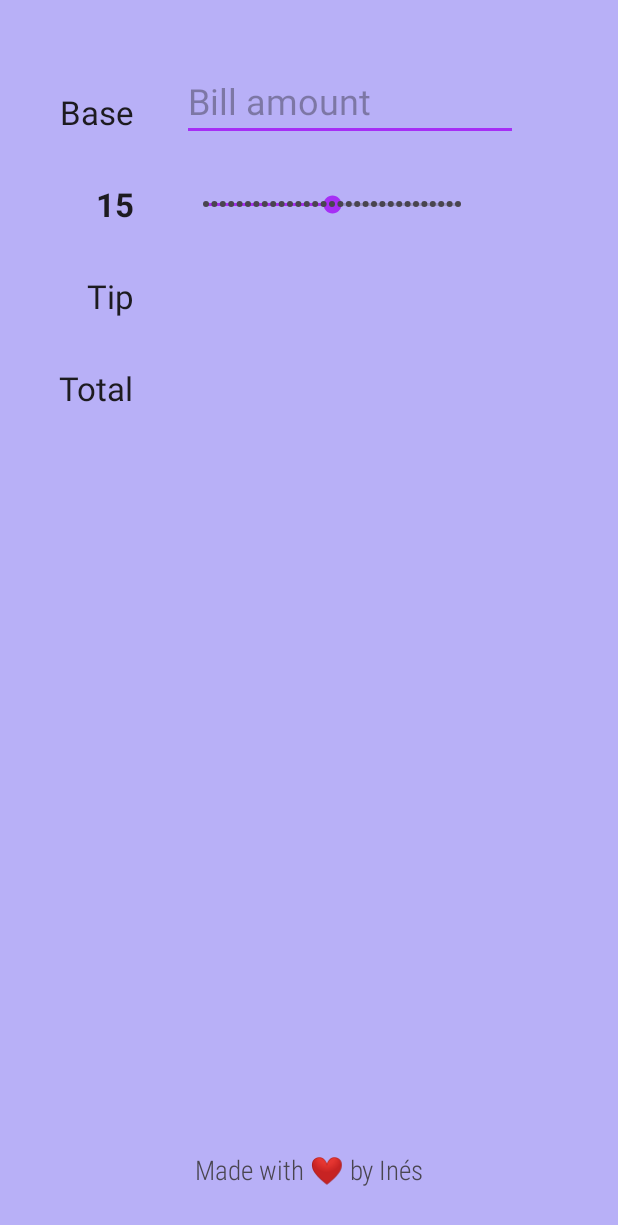
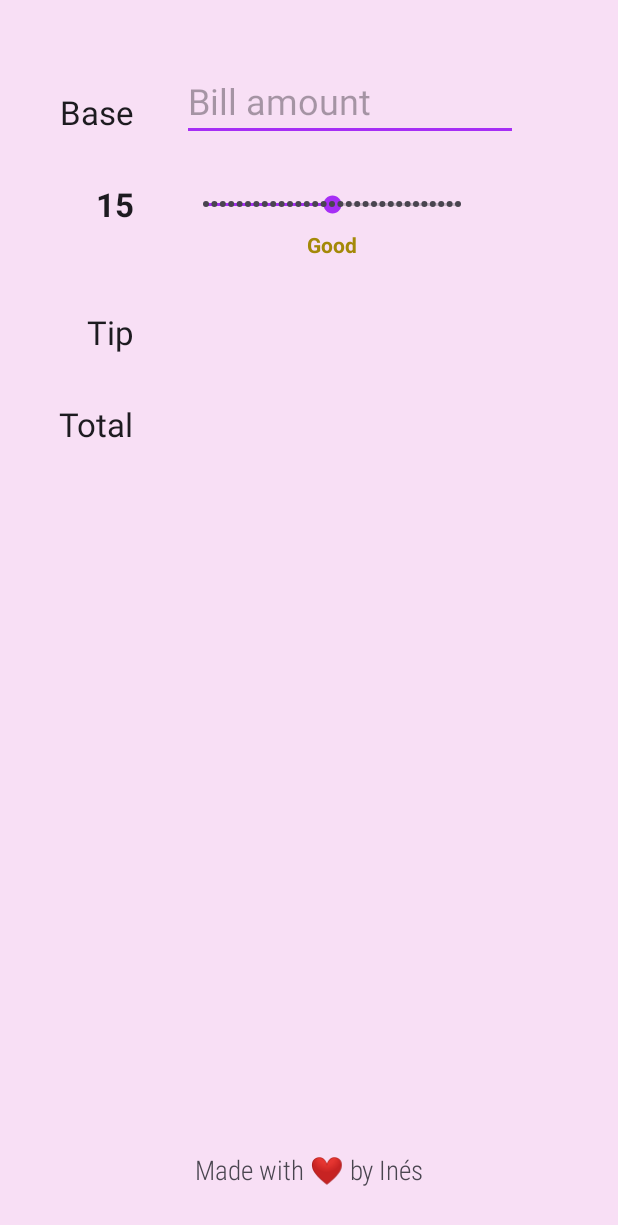
Before and after one commit to InesParis/Tippy, an Android app: the screen it shows after launch (MainActivity), on a phone screen of 412 x 824 dp. Shown: the top 1225 px of the screen. Run offline under Robolectric (Android 15) with nearby library versions, the phone set to English and light mode, and no system bars.

Commit message:
Finishing the UI design adding the colors for the percentage bar.

```diff
--- a/app/src/main/java/com/example/tippy/MainActivity.kt
+++ b/app/src/main/java/com/example/tippy/MainActivity.kt
@@ -1,5 +1,6 @@
 package com.example.tippy
 
+import android.annotation.SuppressLint
 import android.os.Bundle
 import android.text.Editable
 import android.text.TextWatcher
@@ -9,8 +10,11 @@ import android.widget.SeekBar
 import android.widget.TextView
 import androidx.activity.enableEdgeToEdge
 import androidx.appcompat.app.AppCompatActivity
+import androidx.core.content.ContextCompat
 import androidx.core.view.ViewCompat
 import androidx.core.view.WindowInsetsCompat
+import androidx.vectordrawable.graphics.drawable.ArgbEvaluator
+
 private const val TAG="MainActivity"
 private const val INITIAL_TIP_PERCENT=15
 class MainActivity : AppCompatActivity() {
@@ -19,6 +23,7 @@ class MainActivity : AppCompatActivity() {
     private lateinit var tvTipPercentLabel: TextView
     private lateinit var tvTipAmount:TextView
     private lateinit var tvTotalAmount:TextView
+    private lateinit var tvTipDescription:TextView
     override fun onCreate(savedInstanceState: Bundle?) {
         super.onCreate(savedInstanceState)
         enableEdgeToEdge()
@@ -28,13 +33,17 @@ class MainActivity : AppCompatActivity() {
         tvTipPercentLabel=findViewById(R.id.tvTipPercentLabel)
         tvTipAmount=findViewById(R.id.tvTipAmount)
         tvTotalAmount=findViewById(R.id.tvTotalAmount)
+        tvTipDescription=findViewById(R.id.tvTipDescription)
         seekBarTip.progress= INITIAL_TIP_PERCENT
         tvTipPercentLabel.text="$INITIAL_TIP_PERCENT"
+        updateTipDescription(INITIAL_TIP_PERCENT)
         seekBarTip.setOnSeekBarChangeListener(object: SeekBar.OnSeekBarChangeListener{
+            @SuppressLint("SetTextI18n")
             override fun onProgressChanged(seekBar: SeekBar?, progress: Int, fromUser: Boolean) {
                Log.i(TAG, "onProgressChanged $progress" )
                 tvTipPercentLabel.text="$progress%"
                 computeTipAndTotal()
+                updateTipDescription(progress)
             }
 
             override fun onStartTrackingTouch(seekBar: SeekBar?) {
@@ -62,13 +71,35 @@ class MainActivity : AppCompatActivity() {
 
         })
 
-        ViewCompat.setOnApplyWindowInsetsListener(findViewById(R.id.main)) { v, insets ->
+        ViewCompat.setOnApplyWindowInsetsListener(findViewById(R.id.tvTipDescription)) { v, insets ->
             val systemBars = insets.getInsets(WindowInsetsCompat.Type.systemBars())
             v.setPadding(systemBars.left, systemBars.top, systemBars.right, systemBars.bottom)
             insets
         }
     }
 
+    @SuppressLint("RestrictedApi")
+    private fun updateTipDescription(tipPercent: Int) {
+        val tipDescription=when(tipPercent){
+            in 0..9->"Poor"
+            in 10..14->"Acceptable"
+            in 15..19->"Good"
+            in 20..24->"Great"
+            else->"Amazing"
+        }
+        tvTipDescription.text=tipDescription
+
+        //Update the color based on the tipPercent
+        val color= ArgbEvaluator().evaluate(
+            tipPercent.toFloat()/seekBarTip.max,
+            ContextCompat.getColor(this, R.color.color_worst_tip),
+            ContextCompat.getColor(this, R.color.color_best_tip)
+        ) as Int
+        tvTipDescription.setTextColor(color)
+
+    }
+
+    @SuppressLint("SetTextI18n")
     private fun computeTipAndTotal() {
         if(etBaseAmount.text.isEmpty()){
             tvTipAmount.text=""
--- a/app/src/main/res/layout/activity_main.xml
+++ b/app/src/main/res/layout/activity_main.xml
@@ -2,11 +2,10 @@
 <androidx.constraintlayout.widget.ConstraintLayout xmlns:android="http://schemas.android.com/apk/res/android"
     xmlns:app="http://schemas.android.com/apk/res-auto"
     xmlns:tools="http://schemas.android.com/tools"
-    android:id="@+id/main"
     android:layout_width="match_parent"
     android:layout_height="match_parent"
     tools:context=".MainActivity">
-<!-- Views on Left side-->
+    <!-- Views on Left side-->
 
     <TextView
         android:id="@+id/tvBaseLabel"
@@ -23,7 +22,7 @@
         android:id="@+id/tvTiplabel"
         android:layout_width="wrap_content"
         android:layout_height="wrap_content"
-        android:layout_marginTop="32dp"
+        android:layout_marginTop="56dp"
         android:text="Tip"
         android:textAppearance="@style/TextAppearance.AppCompat.Large"
         app:layout_constraintBottom_toTopOf="@+id/tvTotalLabel"
@@ -52,7 +51,7 @@
         app:layout_constraintEnd_toEndOf="@id/tvBaseLabel"
         app:layout_constraintTop_toBottomOf="@+id/tvBaseLabel"
         app:layout_constraintVertical_bias="0.5"
-        tools:text="24%"/>
+        tools:text="24%" />
     <!-- Views on Right side-->
 
     <EditText
@@ -65,9 +64,9 @@
         android:hint="Bill amount"
         android:inputType="numberDecimal"
         android:textSize="24sp"
+        app:layout_constraintBottom_toBottomOf="@id/tvBaseLabel"
         app:layout_constraintStart_toEndOf="@+id/tvBaseLabel"
-        app:layout_constraintTop_toTopOf="@id/tvBaseLabel"
-        app:layout_constraintBottom_toBottomOf="@id/tvBaseLabel" />
+        app:layout_constraintTop_toTopOf="@id/tvBaseLabel" />
 
     <SeekBar
         android:id="@+id/seekBarTip"
@@ -111,4 +110,16 @@
         app:layout_constraintBottom_toBottomOf="parent"
         app:layout_constraintEnd_toEndOf="parent"
         app:layout_constraintStart_toStartOf="parent" />
+
+    <TextView
+        android:id="@+id/tvTipDescription"
+        android:layout_width="wrap_content"
+        android:layout_height="wrap_content"
+        android:layout_marginTop="8dp"
+        android:textStyle="bold"
+        app:layout_constraintEnd_toEndOf="@+id/seekBarTip"
+        app:layout_constraintStart_toStartOf="@+id/seekBarTip"
+        app:layout_constraintTop_toBottomOf="@+id/seekBarTip"
+        />
+
 </androidx.constraintlayout.widget.ConstraintLayout>
--- a/app/src/main/res/values/colors.xml
+++ b/app/src/main/res/values/colors.xml
@@ -2,9 +2,10 @@
 <resources>
     <color name="black">#FF000000</color>
     <color name="white">#FFFFFFFF</color>
-    <color name="backgroundColor">#B8B0F7</color>
+    <color name="backgroundColor">#F8DFF5</color>
     <color name="primaryColor">#E6A8F7</color>
     <color name="darkerColor">#AE74F4</color>
     <color name="secondaryColor">#A62EF5</color>
-
+    <color name="color_worst_tip">#DC1E0B</color>
+    <color name="color_best_tip">#35BA01</color>
 </resources>
--- a/app/src/main/res/values/themes.xml
+++ b/app/src/main/res/values/themes.xml
@@ -11,8 +11,7 @@
         <item name="colorSecondaryVariant">@color/secondaryColor</item>
         <item name="colorOnSecondary">@color/black</item>
         <!--status bar color-->
-        <item name="android:statusBarColor" tools:targetApi="l">?attr/colorPrimaryVariant</item>
-        <item name="android:colorBackground">@color/backgroundColor</item>
+        <item name="android:colorBackground" >@color/backgroundColor</item>
     </style>
 
     <style name="Theme.Tippy" parent="Base.Theme.Tippy" />
```
